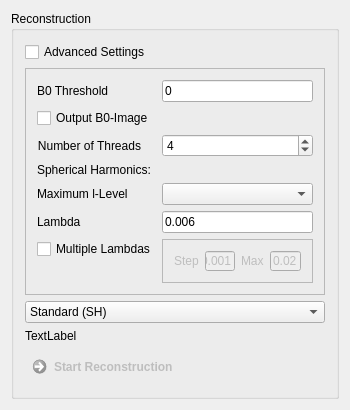
First picture: the form in Modules/Bundles/org.mitk.gui.qt.diffusionimaging/src/internal/QmitkQBallReconstructionViewControls.ui, repository MITK/MITK, before the edit.
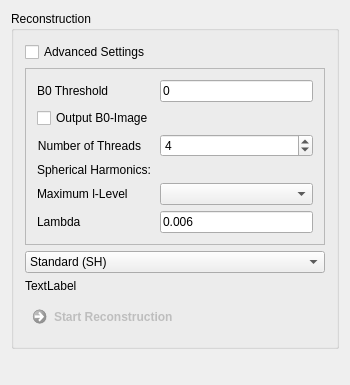
Second picture: the form after the edit.

Commit message: FIX (#5671): Took out the multiple lampda option, since it takes too much time and nobody needs it.

Diff of the .ui file:
```diff
--- a/Modules/Bundles/org.mitk.gui.qt.diffusionimaging/src/internal/QmitkQBallReconstructionViewControls.ui
+++ b/Modules/Bundles/org.mitk.gui.qt.diffusionimaging/src/internal/QmitkQBallReconstructionViewControls.ui
@@ -166,74 +166,6 @@
            </property>
           </widget>
          </item>
-         <item row="6" column="0">
-          <widget class="QCheckBox" name="m_QBallReconstructionLambdaMultiCheckbox">
-           <property name="enabled">
-            <bool>true</bool>
-           </property>
-           <property name="text">
-            <string>Multiple Lambdas</string>
-           </property>
-          </widget>
-         </item>
-         <item row="6" column="1">
-          <widget class="QFrame" name="frame_3">
-           <property name="frameShape">
-            <enum>QFrame::StyledPanel</enum>
-           </property>
-           <property name="frameShadow">
-            <enum>QFrame::Raised</enum>
-           </property>
-           <layout class="QHBoxLayout" name="horizontalLayout">
-            <item>
-             <widget class="QLabel" name="textLabel1_2">
-              <property name="enabled">
-               <bool>false</bool>
-              </property>
-              <property name="text">
-               <string>Step</string>
-              </property>
-              <property name="wordWrap">
-               <bool>false</bool>
-              </property>
-             </widget>
-            </item>
-            <item>
-             <widget class="QLineEdit" name="m_QBallReconstructionLambdaStepLineEdit">
-              <property name="enabled">
-               <bool>false</bool>
-              </property>
-              <property name="text">
-               <string>0.001</string>
-              </property>
-             </widget>
-            </item>
-            <item>
-             <widget class="QLabel" name="textLabel1_3">
-              <property name="enabled">
-               <bool>false</bool>
-              </property>
-              <property name="text">
-               <string>Max</string>
-              </property>
-              <property name="wordWrap">
-               <bool>false</bool>
-              </property>
-             </widget>
-            </item>
-            <item>
-             <widget class="QLineEdit" name="m_QBallReconstructionLambdaMaxLineEdit">
-              <property name="enabled">
-               <bool>false</bool>
-              </property>
-              <property name="text">
-               <string>0.02</string>
-              </property>
-             </widget>
-            </item>
-           </layout>
-          </widget>
-         </item>
         </layout>
        </widget>
       </item>
```
The commit also changes 2 other files.
